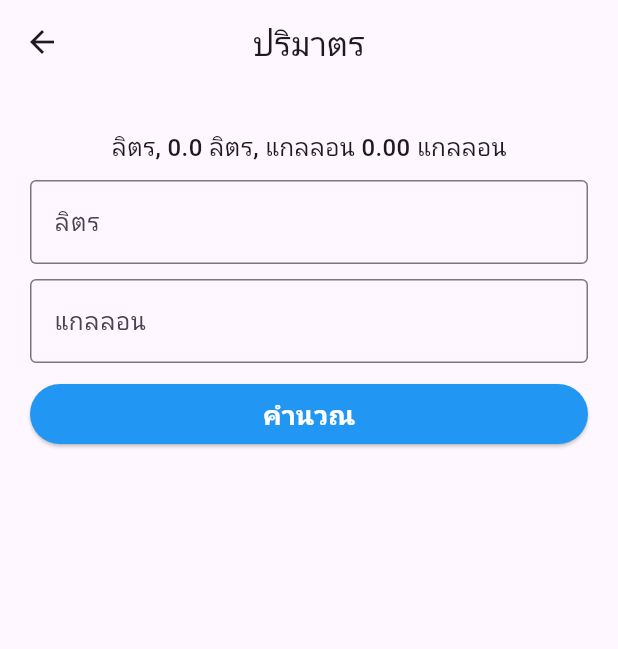
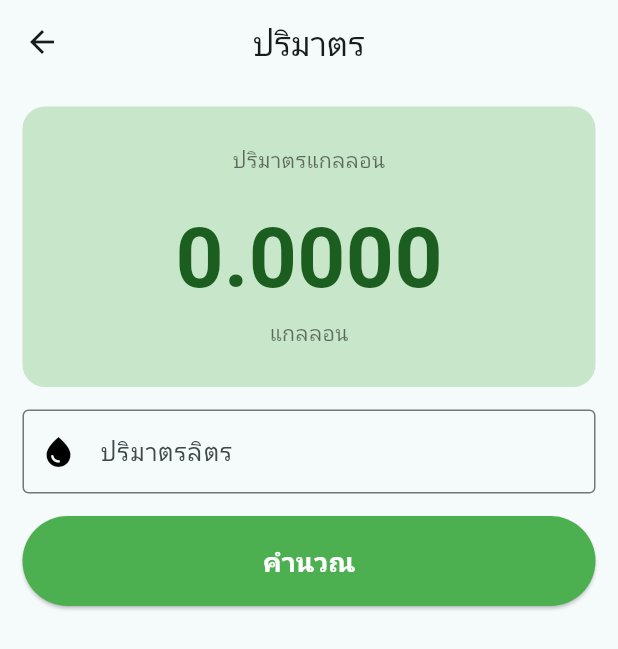
Before and after one commit to Fr05tyT4L0n/w2-takdanai, a Flutter app: the screen it shows after launch, after a tap on "แปลงลิตรเป็นแกลลอน", on a phone screen of 412 x 824 dp. Shown: the top 649 px of the screen. Run offline on Flutter 3.47's test engine with Material 3 defaults, Android fonts, the phone set to English and light mode, and no system bars.

Commit message:
"Update Interface"

```diff
--- a/lib/main.dart
+++ b/lib/main.dart
@@ -17,7 +17,7 @@ class MyApp extends StatelessWidget {
       title: 'Flutter',
       debugShowCheckedModeBanner: false,
       theme: ThemeData(
-        colorScheme: ColorScheme.fromSeed(seedColor: Colors.deepPurple),
+        colorScheme: ColorScheme.fromSeed(seedColor: Colors.white),
       ),
       initialRoute: '/',
       routes: {
@@ -36,44 +36,89 @@ class HomePage extends StatelessWidget {
   Widget build(BuildContext context) {
     return Scaffold(
       body: Container(
-        padding: EdgeInsets.symmetric(horizontal: 20, vertical: 20),
+        padding: EdgeInsets.all(30),
 
         child: Column(
-          // mainAxisAlignment: MainAxisAlignment.center,
           crossAxisAlignment: CrossAxisAlignment.center,
 
           children: [
             SizedBox(height: 15),
-            Text("โปรแกรมคำนวณ", style: TextStyle(fontSize: 24)),
+
+            Text(
+              "โปรแกรมคำนวณ",
+              style: TextStyle(
+                fontSize: 32,
+                fontWeight: FontWeight.bold,
+              ),
+            ),
+
+            SizedBox(height: 5),
+
+            Text(
+              "กรุณาเลือกรายการที่ต้องการ",
+              style: TextStyle(fontSize: 16, color: Colors.grey.shade700),
+            ),
+
+            SizedBox(height: 30),
+
+            SizedBox(
+              width: double.infinity,
+              height: 60,
+
+              child: TextButton(
+                onPressed: () => Navigator.pushNamed(context, '/RectangleCalc'),
+                style: TextButton.styleFrom(
+                  backgroundColor: Colors.blue.shade600,
+                  foregroundColor: Colors.white,
+                  shape: RoundedRectangleBorder(
+                    borderRadius: BorderRadius.circular(30),
+                  ),
+                ),
+                child: Row(
+                  mainAxisAlignment: MainAxisAlignment.center,
+
+                  children: [
+                    Icon(Icons.square_foot),
+
+                    SizedBox(width: 12),
+
+                    Text(
+                      "คำนวณพื้นที่สี่เหลี่ยม",
+                      style: TextStyle(fontSize: 18, fontWeight: FontWeight.w600),
+                    ),
+                  ],
+                ),
+              ),
+            ),
+
             SizedBox(height: 15),
 
             SizedBox(
               width: double.infinity,
+              height: 60,
 
               child: TextButton(
-                onPressed: () => {
-                  Navigator.pushNamed(context, '/RectangleCalc'),
-                },
+                onPressed: () => Navigator.pushNamed(context, '/VolumeCalc'),
                 style: TextButton.styleFrom(
-                  backgroundColor: Colors.blue,
+                  backgroundColor: Colors.green.shade600,
                   foregroundColor: Colors.white,
+                  shape: RoundedRectangleBorder(
+                    borderRadius: BorderRadius.circular(30),
+                  ),
                 ),
-                child: Text("คำนวณพื้นที่สี่เหลี่ยม"),
-              ),
-            ),
+                child: Row(
+                  mainAxisAlignment: MainAxisAlignment.center,
+                  children: [
+                    Icon(Icons.water_drop),
 
-            SizedBox(
-              width: double.infinity,
+                    SizedBox(width: 15),
 
-              child: TextButton(
-                onPressed: () => {
-                  Navigator.pushNamed(context, '/VolumeCalc'),
-                },
-                style: TextButton.styleFrom(
-                  backgroundColor: Colors.green,
-                  foregroundColor: Colors.white,
+                    Text(
+                      "แปลงลิตรเป็นแกลลอน",
+                      style: TextStyle(fontSize: 18, fontWeight: FontWeight.w600),
+                    ),
+                  ],
                 ),
-                child: Text("แปลงลิตรเป็นแกลลอน"),
               ),
             ),
           ],
--- a/lib/volume_calc.dart
+++ b/lib/volume_calc.dart
@@ -32,44 +32,63 @@ class VolumeCalcState extends State<VolumeCalc> {
   @override
   Widget build(BuildContext context) {
     return Scaffold(
-      appBar: AppBar(title: Text("ปริมาตร"), centerTitle: true),
-      body: Container(
-        padding: EdgeInsets.symmetric(horizontal: 20, vertical: 20),
+      appBar: AppBar(title: const Text("ปริมาตร"), centerTitle: true),
+      body: SingleChildScrollView(
+        padding: EdgeInsets.all(15),
 
         child: Column(
           children: [
-            SizedBox(height: 10),
+            Container(
+              width: double.infinity,
+              padding: EdgeInsets.all(25),
+              decoration: BoxDecoration(
+                color: Colors.green.shade100,
+                borderRadius: BorderRadius.circular(15),
+                border: Border.all(color: Colors.green.shade100),
+              ),
+              child: Column(
+                children: [
+                  Text(
+                    "ปริมาตรแกลลอน",
+                    style: TextStyle(color: Colors.black54),
+                  ),
 
-            Text(
-              "ลิตร, $_litter ลิตร, แกลลอน ${_gallon.toStringAsFixed(2)} แกลลอน",
-              style: TextStyle(fontWeight: FontWeight.w500, fontSize: 16),
+                  SizedBox(height: 15),
+
+                  Text(
+                    _gallon.toStringAsFixed(4),
+                    style: TextStyle(
+                      fontSize: 56,
+                      fontWeight: FontWeight.bold,
+                      color: Colors.green.shade900,
+                    ),
+                  ),
+                  Text("แกลลอน", style: TextStyle(color: Colors.black54)),
+                ],
+              ),
             ),
 
-            SizedBox(height: 10),
+            SizedBox(height: 15),
 
             TextField(
               controller: _litterCtrl,
               keyboardType: TextInputType.number,
-              decoration: _textFieldStyle.copyWith(label: Text("ลิตร")),
+              decoration: _textFieldStyle.copyWith(
+                label: Text("ปริมาตรลิตร"),
+                prefixIcon: Icon(Icons.water_drop, color: Colors.black),
+              ),
             ),
 
-            SizedBox(height: 10),
-
-            TextField(
-              controller: _gallonCtrl,
-              keyboardType: TextInputType.number,
-              decoration: _textFieldStyle.copyWith(label: Text("แกลลอน")),
-              readOnly: true,
-            ),
-
-            SizedBox(height: 10),
+            SizedBox(height: 15),
 
             SizedBox(
               width: double.infinity,
+              height: 60,
 
               child: ElevatedButton(
                 onPressed: () => _calcVolume(),
-                style: ElevatedButton.styleFrom(backgroundColor: Colors.blue),
+                style: ElevatedButton.styleFrom(backgroundColor: Colors.green),
+
                 child: Text(
                   "คำนวณ",
                   style: TextStyle(
```
Also changed, not shown: lib/rectangle_calc.dart (+35 -11 lines).
